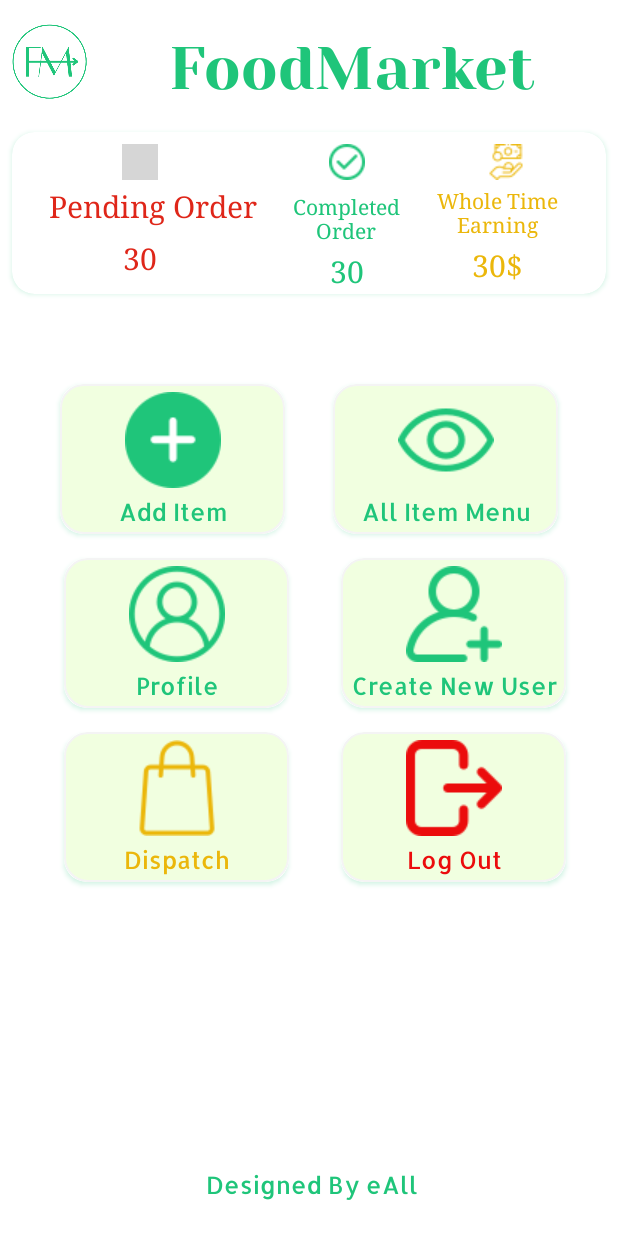
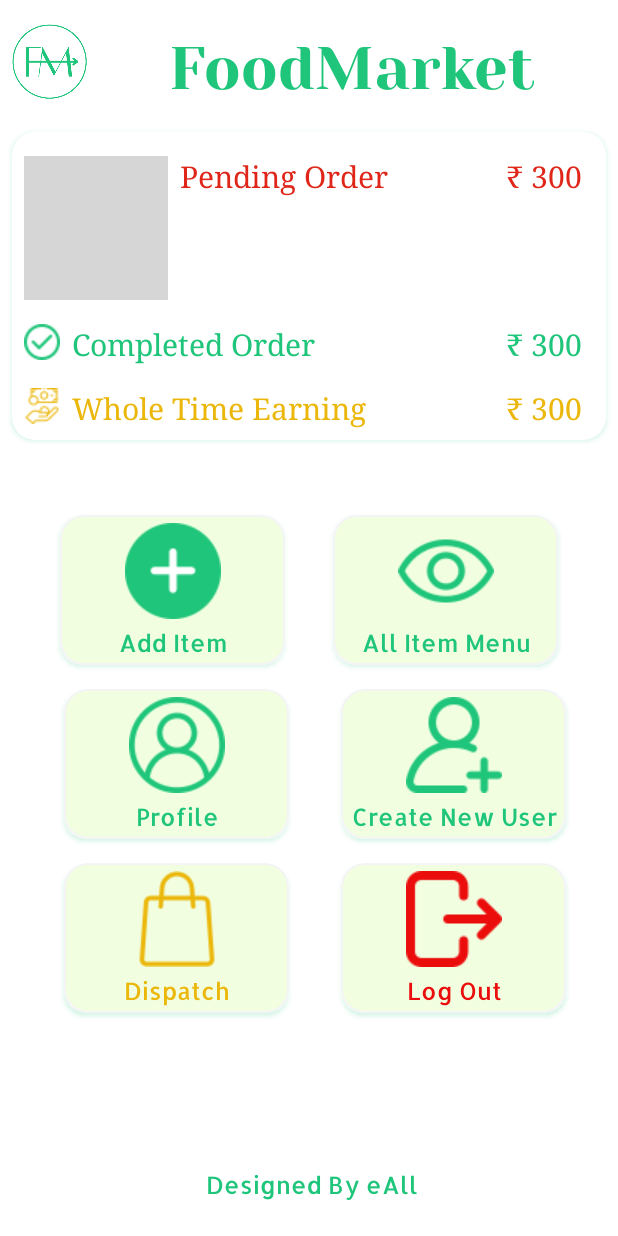
Before and after one commit to Amit-MBCA/FoodMarket-Admin-Panel, an Android app: the screen it shows after launch once a user with an empty profile is signed in (MainActivity), on a phone screen of 412 x 824 dp. Run offline under Robolectric (Android 15) with nearby library versions, the phone set to English and light mode, and no system bars; our stand-ins replace Firebase (no records; nobody signed in at launch, a user with empty details on screens opened directly); grey boxes are pictures that could not be loaded.

Commit message:
First Commit 1/3 F/E 2/3 3/3 UI Done Backed 1/10 2/10 Home UI update

```diff
--- a/app/src/main/java/com/ininc/foodmarketadmin/SignUpActivity.kt
+++ b/app/src/main/java/com/ininc/foodmarketadmin/SignUpActivity.kt
@@ -42,7 +42,7 @@ class SignUpActivity : AppCompatActivity() {
 
         binding.idcreateaccountbtn.setOnClickListener{
             email=binding.idemailorphone.text.toString().trim()
-            userName=binding.idnameofowner.text.toString().trim()
+            userName=binding.idnameofowner.text.toString()
             restoName=binding.idnameofresto.text.toString().trim()
             password=binding.idsignuppassword.text.toString().trim()
 
--- a/app/src/main/res/layout/activity_main.xml
+++ b/app/src/main/res/layout/activity_main.xml
@@ -33,7 +33,7 @@
     <androidx.cardview.widget.CardView
         android:id="@+id/cardView2"
         android:layout_width="0dp"
-        android:layout_height="108dp"
+        android:layout_height="wrap_content"
         android:layout_marginStart="8dp"
         android:layout_marginTop="16dp"
         android:layout_marginEnd="8dp"
@@ -44,39 +44,23 @@
         app:layout_constraintStart_toStartOf="parent"
         app:layout_constraintTop_toBottomOf="@+id/textView12">
 
-        <androidx.constraintlayout.widget.ConstraintLayout
-            android:id="@+id/constraintLayout"
+        <LinearLayout
+            android:id="@+id/linearlayout"
             android:layout_width="match_parent"
             android:layout_height="match_parent"
-            app:layout_constraintEnd_toStartOf="@+id/idadditemcv"
-            app:layout_constraintHorizontal_bias="0.5"
-            app:layout_constraintStart_toStartOf="parent">
+            android:orientation="vertical">
 
-            <androidx.constraintlayout.widget.Guideline
-                android:id="@+id/guideline"
+            <LinearLayout
                 android:layout_width="match_parent"
-                android:layout_height="match_parent"
-                android:orientation="horizontal"
-                app:layout_constraintGuide_begin="8dp" />
-
-            <androidx.constraintlayout.widget.Guideline
-                android:id="@+id/guideline3"
-                android:layout_width="match_parent"
-                android:layout_height="match_parent"
-                android:orientation="vertical"
-                app:layout_constraintGuide_end="8dp" />
-
-            <androidx.constraintlayout.widget.Guideline
-                android:id="@+id/guideline2"
-                android:layout_width="match_parent"
-                android:layout_height="match_parent"
-                android:orientation="vertical"
-                app:layout_constraintGuide_begin="8dp" />
+                android:layout_height="wrap_content"
+                android:orientation="horizontal">
 
                 <ImageView
                     android:id="@+id/imageView5"
-                android:layout_width="24dp"
-                android:layout_height="24dp"
+                    android:layout_width="wrap_content"
+                    android:layout_height="wrap_content"
+                    android:layout_marginStart="8dp"
+                    android:layout_marginTop="16dp"
                     app:layout_constraintEnd_toEndOf="@+id/idpendingorder"
                     app:layout_constraintStart_toStartOf="@+id/guideline2"
                     app:layout_constraintTop_toTopOf="@+id/guideline"
@@ -86,7 +70,8 @@
                     android:id="@+id/idpendingorder"
                     android:layout_width="wrap_content"
                     android:layout_height="wrap_content"
-                android:layout_marginTop="4dp"
+                    android:layout_marginStart="8dp"
+                    android:layout_marginTop="16dp"
                     android:fontFamily="serif"
                     android:text="Pending Order"
                     android:textColor="@color/primaryColor"
@@ -97,22 +82,33 @@
                     app:layout_constraintTop_toBottomOf="@+id/imageView5" />
 
                 <TextView
-                android:id="@+id/textView14"
+                    android:id="@+id/textView3"
                     android:layout_width="wrap_content"
                     android:layout_height="wrap_content"
-                android:layout_marginTop="8dp"
+                    android:layout_marginTop="16dp"
+                    android:layout_marginEnd="16dp"
+                    android:layout_weight="1"
                     android:fontFamily="serif"
-                android:text="30"
+                    android:text="₹ 300"
+                    android:textAlignment="viewEnd"
                     android:textColor="@color/primaryColor"
                     android:textSize="20sp"
                     app:layout_constraintEnd_toEndOf="@+id/idpendingorder"
                     app:layout_constraintStart_toStartOf="@+id/guideline2"
                     app:layout_constraintTop_toBottomOf="@+id/idpendingorder" />
+            </LinearLayout>
+
+            <LinearLayout
+                android:layout_width="match_parent"
+                android:layout_height="wrap_content"
+                android:orientation="horizontal">
 
                 <ImageView
                     android:id="@+id/imageView8"
-                android:layout_width="24dp"
-                android:layout_height="24dp"
+                    android:layout_width="wrap_content"
+                    android:layout_height="wrap_content"
+                    android:layout_marginStart="8dp"
+                    android:layout_marginTop="16dp"
                     app:layout_constraintEnd_toEndOf="@+id/textView15"
                     app:layout_constraintStart_toStartOf="@+id/textView15"
                     app:layout_constraintTop_toTopOf="@+id/guideline"
@@ -122,11 +118,13 @@
                     android:id="@+id/textView15"
                     android:layout_width="wrap_content"
                     android:layout_height="wrap_content"
-                android:layout_marginTop="8dp"
+                    android:layout_marginStart="8dp"
+                    android:layout_marginTop="16dp"
                     android:fontFamily="serif"
-                android:text="Completed\nOrder"
+                    android:text="Completed Order"
                     android:textAlignment="center"
                     android:textColor="@color/textColor"
+                    android:textSize="20sp"
                     app:layout_constraintEnd_toStartOf="@+id/textView17"
                     app:layout_constraintHorizontal_bias="0.5"
                     app:layout_constraintStart_toEndOf="@+id/idpendingorder"
@@ -135,20 +133,32 @@
                 <TextView
                     android:id="@+id/textView16"
                     android:layout_width="wrap_content"
-                android:layout_height="0dp"
-                android:layout_marginTop="4dp"
+                    android:layout_height="wrap_content"
+                    android:layout_marginTop="16dp"
+                    android:layout_marginEnd="16dp"
+                    android:layout_weight="1"
                     android:fontFamily="serif"
-                android:text="30"
+                    android:text="₹ 300"
+                    android:textAlignment="viewEnd"
                     android:textColor="@color/textColor"
                     android:textSize="20sp"
                     app:layout_constraintEnd_toEndOf="@+id/textView15"
                     app:layout_constraintStart_toStartOf="@+id/textView15"
                     app:layout_constraintTop_toBottomOf="@+id/textView15" />
+            </LinearLayout>
+
+            <LinearLayout
+                android:layout_width="match_parent"
+                android:layout_height="wrap_content"
+                android:orientation="horizontal">
 
                 <ImageView
                     android:id="@+id/imageView7"
-                android:layout_width="24dp"
-                android:layout_height="24dp"
+                    android:layout_width="wrap_content"
+                    android:layout_height="wrap_content"
+                    android:layout_marginStart="8dp"
+                    android:layout_marginTop="16dp"
+                    android:layout_marginBottom="8dp"
                     android:src="@drawable/earn24"
                     app:layout_constraintEnd_toEndOf="@+id/textView17"
                     app:layout_constraintHorizontal_bias="0.6"
@@ -156,14 +166,17 @@
                     app:layout_constraintTop_toTopOf="@+id/guideline" />
 
                 <TextView
-                android:id="@+id/textView17"
+                    android:id="@+id/textView5"
                     android:layout_width="wrap_content"
                     android:layout_height="wrap_content"
-                android:layout_marginTop="28dp"
+                    android:layout_marginStart="8dp"
+                    android:layout_marginTop="16dp"
+                    android:layout_marginBottom="8dp"
                     android:fontFamily="serif"
-                android:text="Whole Time\nEarning"
+                    android:text="Whole Time Earning"
                     android:textAlignment="center"
                     android:textColor="@color/dispatchtext"
+                    android:textSize="20sp"
                     app:layout_constraintEnd_toEndOf="parent"
                     app:layout_constraintEnd_toStartOf="@+id/guideline3"
                     app:layout_constraintHorizontal_bias="0.5"
@@ -171,17 +184,24 @@
                     app:layout_constraintTop_toTopOf="@+id/guideline" />
 
                 <TextView
+                    android:id="@+id/textView6"
                     android:layout_width="wrap_content"
                     android:layout_height="wrap_content"
-                android:layout_marginTop="4dp"
+                    android:layout_marginTop="16dp"
+                    android:layout_marginEnd="16dp"
+                    android:layout_weight="1"
                     android:fontFamily="serif"
-                android:text="30$"
+                    android:text="₹ 300"
+                    android:textAlignment="viewEnd"
                     android:textColor="@color/dispatchtext"
                     android:textSize="20sp"
                     app:layout_constraintEnd_toEndOf="@+id/textView17"
                     app:layout_constraintStart_toStartOf="@+id/textView17"
-                app:layout_constraintTop_toBottomOf="@+id/textView17" />
-        </androidx.constraintlayout.widget.ConstraintLayout>
+                    app:layout_constraintTop_toBottomOf="@+id/textView17"
+                    android:layout_marginBottom="8dp" />
+            </LinearLayout>
+
+        </LinearLayout>
     </androidx.cardview.widget.CardView>
 
     <androidx.cardview.widget.CardView
@@ -189,7 +209,7 @@
         android:layout_width="150dp"
         android:layout_height="100dp"
         android:layout_marginStart="8dp"
-        android:layout_marginTop="60dp"
+        android:layout_marginTop="50dp"
         android:outlineSpotShadowColor="@color/textColor"
         app:cardCornerRadius="15dp"
         app:layout_constraintEnd_toStartOf="@+id/cardView5"
```
Lines whose indentation alone changed are shown as unchanged.
